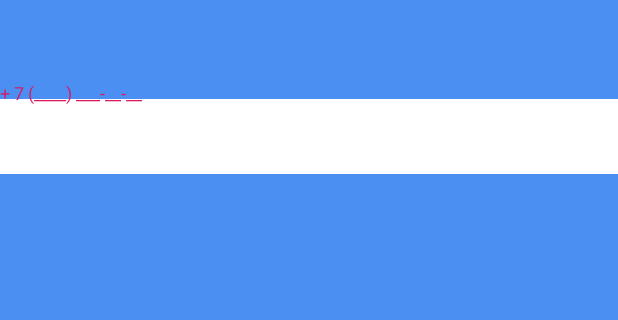
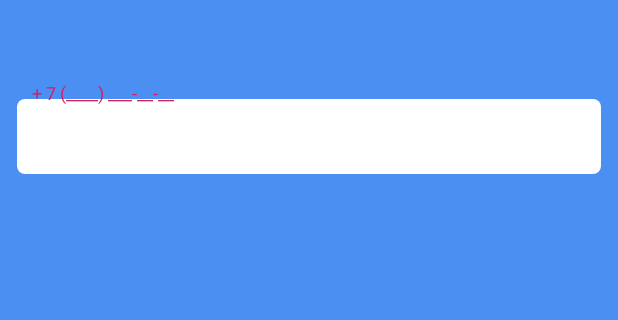
Before and after one commit to KhomutovYarik/CashBox, an Android app: the screen it shows after launch (MainActivity), on a phone screen of 412 x 824 dp, the part 327-647 px from its top. Run offline under Robolectric (Android 15) with nearby library versions, the phone set to English and light mode, and no system bars.

Commit message:
initial commit

```diff
--- a/app/src/main/res/layout/activity_main.xml
+++ b/app/src/main/res/layout/activity_main.xml
@@ -51,7 +51,10 @@
             <com.google.android.material.textfield.TextInputEditText
                 android:layout_width="match_parent"
                 android:layout_height="50dp"
-                android:background="@android:color/white"
+                android:background="@drawable/fields"
+                android:layout_marginLeft="11sp"
+                android:layout_marginRight="11sp"
+                android:paddingLeft="10sp"
                 android:hint="+ 7 (____) ___-__-__"
 
                 android:textColorHint="@android:color/black" />
```
Also changed, not shown: app/src/main/res/drawable/fields.xml (+16 -17 lines).
